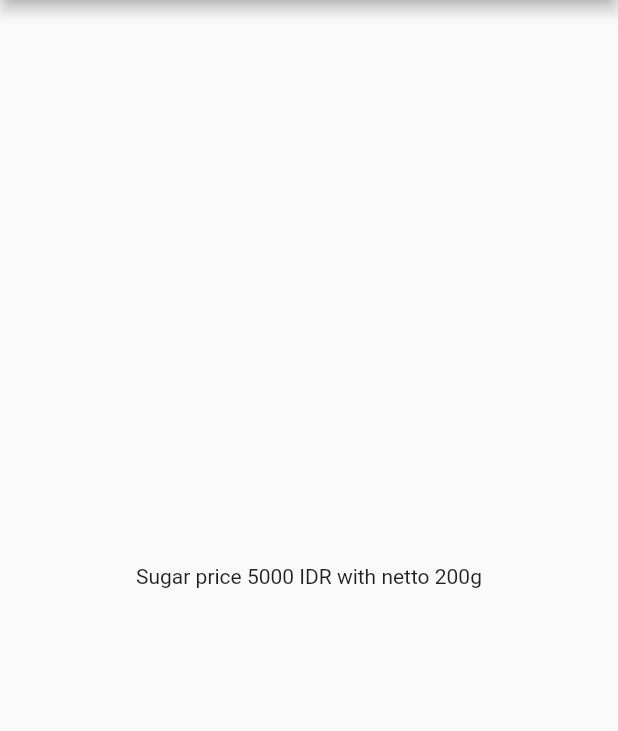
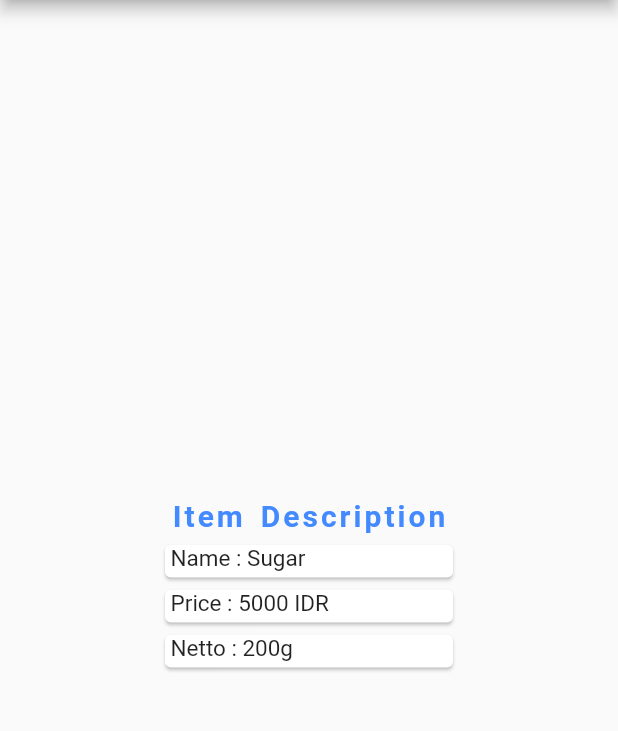
Before and after one commit to nafirdausy/belanja, a Flutter app: the screen it shows after launch, after a tap on "Sugar", on a phone screen of 412 x 824 dp, the part 84-815 px from its top. Run offline on Flutter 3.47's test engine with Material 2 defaults, Android fonts, the phone set to English and light mode, and no system bars.

Commit message:
revisi tugas

```diff
--- a/lib/pages/item_page.dart
+++ b/lib/pages/item_page.dart
@@ -1,3 +1,4 @@
+import 'package:belanja/widgets/description.dart';
 import 'package:flutter/material.dart';
 import 'package:belanja/models/item.dart';
 
@@ -11,8 +12,7 @@ Widget build(BuildContext context) {
         title: Text("Shopping List"),
       ),
       body: Center(
-        child: Text(args.name+" price "+args.price.toString()+
-        " IDR with netto "+args.net.toString()+args.unit),
+        child: description(args: args),
       ),
     );
   }
--- /dev/null
+++ b/lib/widgets/description.dart
@@ -0,0 +1,49 @@
+import 'package:belanja/models/item.dart';
+import 'package:flutter/material.dart';
+
+class description extends StatelessWidget {
+  const description({
+    Key? key,
+    required this.args,
+  }) : super(key: key);
+
+  final Item args;
+
+  @override
+  Widget build(BuildContext context) {
+    return Column(
+      mainAxisAlignment: MainAxisAlignment.center,
+      children: [
+        Text(
+          'Item Description',
+          style: TextStyle(
+            letterSpacing: 2,
+            wordSpacing: 3,
+            height: 2,
+            fontSize: 20,
+            fontWeight: FontWeight.bold,
+            color: Colors.blueAccent
+          ),
+        ),
+        SizedBox(
+          width: 200.0,
+          height: 30.0,
+          child: Card(child: Text(' Name : '+args.name,style: TextStyle(fontSize: 15))
+          ),
+        ),
+        SizedBox(
+          width: 200.0,
+          height: 30.0,
+          child: Card(child: Text(' Price : '+args.price.toString()+' IDR',style: TextStyle(fontSize: 15))
+          ),
+        ),
+        SizedBox(
+          width: 200.0,
+          height: 30.0,
+          child: Card(child: Text(' Netto : '+args.net.toString()+args.unit,style: TextStyle(fontSize: 15))
+          ),
+        ),
+      ],
+    );
+  }
+}
```
